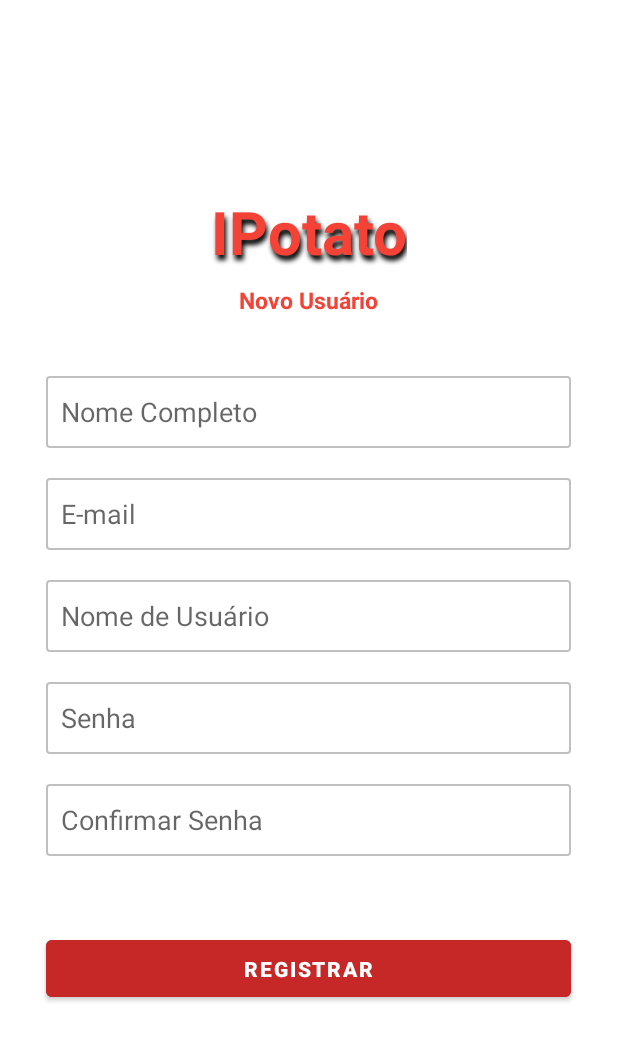
After one commit to bitwoman/IPotato3, an Android app: the CadastroDeUsuario screen opened through its navigation route, on a phone screen of 412 x 824 dp. The commit adds this screen. Shown: the top 1041 px of the screen. Run offline under Robolectric (Android 15) with nearby library versions, the phone set to English and light mode, and no system bars.

Commit message:
cadastro_de_usuario
Página de cadastro de usuário implementado

```diff
--- a/app/src/main/java/com/example/ipotato3/classes/Login.java
+++ b/app/src/main/java/com/example/ipotato3/classes/Login.java
@@ -95,9 +95,7 @@ public class Login extends Fragment implements View.OnClickListener{
                 break;
 
             case R.id.idButtonRegistrar:
-//                navController.navigate(R.id.action_login_to_cadastro); //alterar
-                break;
-
+                navController.navigate(R.id.action_login_to_cadastroDeUsuario); //alterar
             case R.id.idButtonPopularBanco:
 //                tabelaProduto.popularBD();
                 break;
--- /dev/null
+++ b/app/src/main/res/layout/fragment_cadastro_de_usuario.xml
@@ -0,0 +1,144 @@
+<?xml version="1.0" encoding="utf-8"?>
+<FrameLayout xmlns:android="http://schemas.android.com/apk/res/android"
+    xmlns:app="http://schemas.android.com/apk/res-auto"
+    xmlns:tools="http://schemas.android.com/tools"
+    android:layout_width="match_parent"
+    android:layout_height="match_parent"
+    tools:context=".classes.CadastroDeUsuario">
+
+    <androidx.constraintlayout.widget.ConstraintLayout
+        android:layout_width="match_parent"
+        android:layout_height="match_parent">
+
+        <TextView
+            android:id="@+id/idTextViewTituloAppPageRegistrar"
+            android:layout_width="wrap_content"
+            android:layout_height="wrap_content"
+            android:layout_marginTop="80dp"
+            android:shadowColor="@color/black"
+            android:shadowDx="2"
+            android:shadowDy="5"
+            android:shadowRadius="4"
+            android:text="@string/textview_nome_aplicativo_page_registrar"
+            android:textColor="@color/vermelho_titulo_app_page_registrar_usuario"
+            android:textSize="40sp"
+            android:textStyle="bold"
+            app:layout_constraintEnd_toEndOf="parent"
+            app:layout_constraintStart_toStartOf="parent"
+            app:layout_constraintTop_toTopOf="parent" />
+
+        <TextView
+            android:id="@+id/idTextViewNovoUsuario"
+            android:layout_width="wrap_content"
+            android:layout_height="wrap_content"
+            android:layout_marginTop="8dp"
+            android:text="@string/textview_novo_usuario_page_registrar"
+            android:textColor="@color/vermelho_da_label_nu_page_registrar_usuario"
+            android:textSize="15sp"
+            android:textStyle="bold"
+            app:layout_constraintEnd_toEndOf="parent"
+            app:layout_constraintHorizontal_bias="0.498"
+            app:layout_constraintStart_toStartOf="parent"
+            app:layout_constraintTop_toBottomOf="@+id/idTextViewTituloAppPageRegistrar" />
+
+        <EditText
+            android:id="@+id/idEditTextNomeCadastro"
+            android:layout_width="350dp"
+            android:layout_height="48dp"
+            android:layout_marginTop="40dp"
+            android:background="@drawable/edit_text_layout"
+            android:ems="10"
+            android:hint="@string/hint_edittext_nome_completo_page_registrar"
+            android:inputType="textPersonName"
+            android:padding="10dp"
+            app:layout_constraintEnd_toEndOf="parent"
+            app:layout_constraintHorizontal_bias="0.497"
+            app:layout_constraintStart_toStartOf="parent"
+            app:layout_constraintTop_toBottomOf="@+id/idTextViewNovoUsuario"
+            tools:ignore="TextContrastCheck"
+            android:importantForAutofill="no" />
+
+        <EditText
+            android:id="@+id/idEditTextEmailCadastro"
+            android:layout_width="350dp"
+            android:layout_height="48dp"
+            android:layout_marginTop="20dp"
+            android:background="@drawable/edit_text_layout"
+            android:ems="10"
+            android:hint="@string/hint_edittext_email_page_registrar"
+            android:inputType="textEmailAddress"
+            android:padding="10dp"
+            app:layout_constraintEnd_toEndOf="parent"
+            app:layout_constraintHorizontal_bias="0.497"
+            app:layout_constraintStart_toStartOf="parent"
+            app:layout_constraintTop_toBottomOf="@+id/idEditTextNomeCadastro"
+            tools:ignore="TextContrastCheck"
+            android:importantForAutofill="no" />
+
+        <EditText
+            android:id="@+id/idEditTextUsuarioCadastro"
+            android:layout_width="350dp"
+            android:layout_height="48dp"
+            android:layout_marginTop="20dp"
+            android:background="@drawable/edit_text_layout"
+            android:ems="10"
+            android:hint="@string/hint_edittext_nome_usuario_page_registrar"
+            android:inputType="textPersonName"
+            android:padding="10dp"
+            app:layout_constraintEnd_toEndOf="parent"
+            app:layout_constraintHorizontal_bias="0.497"
+            app:layout_constraintStart_toStartOf="parent"
+            app:layout_constraintTop_toBottomOf="@+id/idEditTextEmailCadastro"
+            tools:ignore="TextContrastCheck"
+            android:importantForAutofill="no" />
+
+        <EditText
+            android:id="@+id/idEditTextSenhaCadastro"
+            android:layout_width="350dp"
+            android:layout_height="48dp"
+            android:layout_marginTop="20dp"
+            android:background="@drawable/edit_text_layout"
+            android:ems="10"
+            android:hint="@string/hint_edittext_senha_page_registrar"
+            android:inputType="textPassword"
+            android:padding="10dp"
+            app:layout_constraintEnd_toEndOf="parent"
+            app:layout_constraintHorizontal_bias="0.497"
+            app:layout_constraintStart_toStartOf="parent"
+            app:layout_constraintTop_toBottomOf="@+id/idEditTextUsuarioCadastro"
+            tools:ignore="TextContrastCheck"
+            android:importantForAutofill="no" />
+
+        <EditText
+            android:id="@+id/idEditTextConfirmarSenhaCadastro"
+            android:layout_width="350dp"
+            android:layout_height="48dp"
+            android:layout_marginTop="20dp"
+            android:background="@drawable/edit_text_layout"
+            android:ems="10"
+            android:hint="@string/hint_edittext_confirmar_senha_page_registrar"
+            android:inputType="textPassword"
+            android:padding="10dp"
+            app:layout_constraintEnd_toEndOf="parent"
+            app:layout_constraintHorizontal_bias="0.497"
+            app:layout_constraintStart_toStartOf="parent"
+            app:layout_constraintTop_toBottomOf="@+id/idEditTextSenhaCadastro"
+            tools:ignore="TextContrastCheck"
+            android:importantForAutofill="no" />
+
+        <Button
+            android:id="@+id/idButtonRegistrarCadastro"
+            android:layout_width="350dp"
+            android:layout_height="50dp"
+            android:layout_marginTop="50dp"
+            android:backgroundTint="@color/vermelho_botão_registrar_page_registrar_usuario"
+            android:text="@string/button_registrar_page_registrar"
+            android:textStyle="bold"
+            app:layout_constraintEnd_toEndOf="parent"
+            app:layout_constraintHorizontal_bias="0.491"
+            app:layout_constraintStart_toStartOf="parent"
+            app:layout_constraintTop_toBottomOf="@+id/idEditTextConfirmarSenhaCadastro" />
+
+    </androidx.constraintlayout.widget.ConstraintLayout>
+
+</FrameLayout>
--- a/app/src/main/res/navigation/nav_principal.xml
+++ b/app/src/main/res/navigation/nav_principal.xml
@@ -13,10 +13,22 @@
         <action
             android:id="@+id/action_login_to_cardapio"
             app:destination="@id/cardapio" />
+        <action
+            android:id="@+id/action_login_to_cadastroDeUsuario"
+            app:destination="@id/cadastroDeUsuario" />
     </fragment>
     <fragment
         android:id="@+id/cardapio"
         android:name="com.example.ipotato3.classes.Cardapio"
         android:label="fragment_cardapio"
         tools:layout="@layout/fragment_cardapio" />
+    <fragment
+        android:id="@+id/cadastroDeUsuario"
+        android:name="com.example.ipotato3.classes.CadastroDeUsuario"
+        android:label="fragment_cadastro_de_usuario"
+        tools:layout="@layout/fragment_cadastro_de_usuario" >
+        <action
+            android:id="@+id/action_cadastroDeUsuario_to_login"
+            app:destination="@id/login" />
+    </fragment>
 </navigation>
```
Also changed, not shown: app/src/main/java/com/example/ipotato3/classes/CadastroDeUsuario.java (added, +172 -0 lines).
